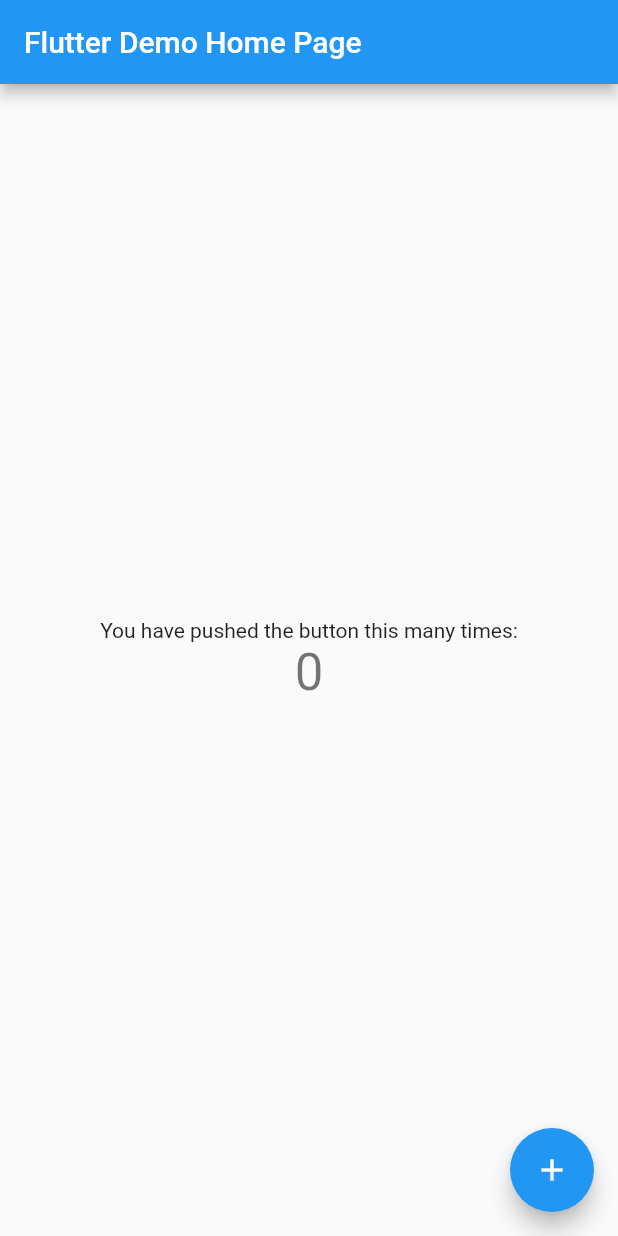
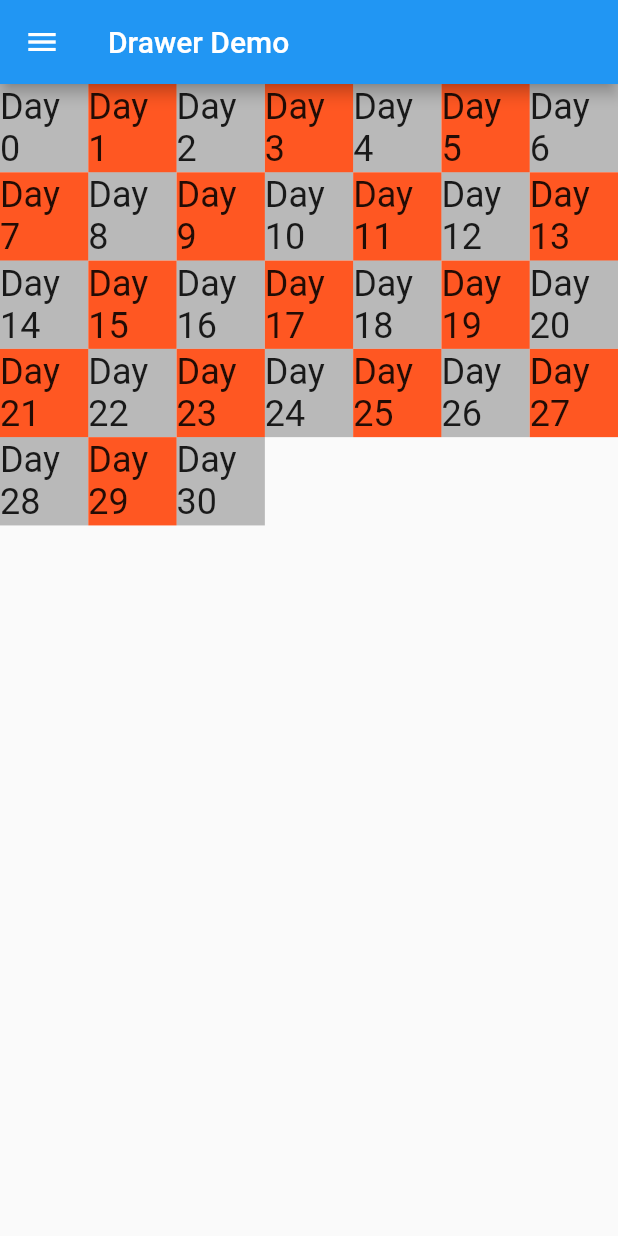
Before and after one commit to easton06/assignment_2, a Flutter app: the screen it shows after launch, on a phone screen of 412 x 824 dp. Run offline on Flutter 3.47's test engine with Material 2 defaults, Android fonts, the phone set to English and light mode, and no system bars.

Commit message:
a basic calendar with text $index

```diff
--- a/lib/main.dart
+++ b/lib/main.dart
@@ -1,115 +1,81 @@
 import 'package:flutter/material.dart';
 
-void main() {
-  runApp(const MyApp());
-}
+void main() => runApp(const MyApp());
 
 class MyApp extends StatelessWidget {
   const MyApp({Key? key}) : super(key: key);
 
-  // This widget is the root of your application.
+  static const appTitle = 'Drawer Demo';
+
   @override
   Widget build(BuildContext context) {
-    return MaterialApp(
-      title: 'Flutter Demo',
-      theme: ThemeData(
-        // This is the theme of your application.
-        //
-        // Try running your application with "flutter run". You'll see the
-        // application has a blue toolbar. Then, without quitting the app, try
-        // changing the primarySwatch below to Colors.green and then invoke
-        // "hot reload" (press "r" in the console where you ran "flutter run",
-        // or simply save your changes to "hot reload" in a Flutter IDE).
-        // Notice that the counter didn't reset back to zero; the application
-        // is not restarted.
-        primarySwatch: Colors.blue,
-      ),
-      home: const MyHomePage(title: 'Flutter Demo Home Page'),
+    return const MaterialApp(
+      title: appTitle,
+      home: MyHomePage(title: appTitle),
     );
   }
 }
 
-class MyHomePage extends StatefulWidget {
+class MyHomePage extends StatelessWidget {
   const MyHomePage({Key? key, required this.title}) : super(key: key);
-
-  // This widget is the home page of your application. It is stateful, meaning
-  // that it has a State object (defined below) that contains fields that affect
-  // how it looks.
-
-  // This class is the configuration for the state. It holds the values (in this
-  // case the title) provided by the parent (in this case the App widget) and
-  // used by the build method of the State. Fields in a Widget subclass are
-  // always marked "final".
 
   final String title;
 
   @override
-  State<MyHomePage> createState() => _MyHomePageState();
-}
-
-class _MyHomePageState extends State<MyHomePage> {
-  int _counter = 0;
-
-  void _incrementCounter() {
-    setState(() {
-      // This call to setState tells the Flutter framework that something has
-      // changed in this State, which causes it to rerun the build method below
-      // so that the display can reflect the updated values. If we changed
-      // _counter without calling setState(), then the build method would not be
-      // called again, and so nothing would appear to happen.
-      _counter++;
-    });
-  }
-
-  @override
   Widget build(BuildContext context) {
-    // This method is rerun every time setState is called, for instance as done
-    // by the _incrementCounter method above.
-    //
-    // The Flutter framework has been optimized to make rerunning build methods
-    // fast, so that you can just rebuild anything that needs updating rather
-    // than having to individually change instances of widgets.
     return Scaffold(
-      appBar: AppBar(
-        // Here we take the value from the MyHomePage object that was created by
-        // the App.build method, and use it to set our appbar title.
-        title: Text(widget.title),
+      appBar: AppBar(title: Text(title)),
+      body: GridView.count(
+        crossAxisCount: 7,
+        children: List.generate(31, (index) {
+          return Container(
+            decoration: BoxDecoration(
+              color: index % 2 == 1 ? Colors.deepOrange : Colors.black26,
+            ),
+            child: Center(
+              child: Text(
+                'Day $index',
+                style: Theme.of(context).textTheme.headline5,
+              ),
+            ),
+          );
+        }),
       ),
-      body: Center(
-        // Center is a layout widget. It takes a single child and positions it
-        // in the middle of the parent.
-        child: Column(
-          // Column is also a layout widget. It takes a list of children and
-          // arranges them vertically. By default, it sizes itself to fit its
-          // children horizontally, and tries to be as tall as its parent.
-          //
-          // Invoke "debug painting" (press "p" in the console, choose the
-          // "Toggle Debug Paint" action from the Flutter Inspector in Android
-          // Studio, or the "Toggle Debug Paint" command in Visual Studio Code)
-          // to see the wireframe for each widget.
-          //
-          // Column has various properties to control how it sizes itself and
-          // how it positions its children. Here we use mainAxisAlignment to
-          // center the children vertically; the main axis here is the vertical
-          // axis because Columns are vertical (the cross axis would be
-          // horizontal).
-          mainAxisAlignment: MainAxisAlignment.center,
-          children: <Widget>[
-            const Text(
-              'You have pushed the button this many times:',
+      drawer: Drawer(
+        // Add a ListView to the drawer. This ensures the user can scroll
+        // through the options in the drawer if there isn't enough vertical
+        // space to fit everything.
+        child: ListView(
+          // Important: Remove any padding from the ListView.
+          padding: EdgeInsets.zero,
+          children: [
+            const DrawerHeader(
+              decoration: BoxDecoration(
+                color: Colors.blue,
+              ),
+              child: Text('Drawer Header'),
             ),
-            Text(
-              '$_counter',
-              style: Theme.of(context).textTheme.headline4,
+            ListTile(
+              title: const Text('Item 1'),
+              onTap: () {
+                // Update the state of the app
+                // ...
+                // Then close the drawer
+                Navigator.pop(context);
+              },
+            ),
+            ListTile(
+              title: const Text('Item 2'),
+              onTap: () {
+                // Update the state of the app
+                // ...
+                // Then close the drawer
+                Navigator.pop(context);
+              },
             ),
           ],
         ),
       ),
-      floatingActionButton: FloatingActionButton(
-        onPressed: _incrementCounter,
-        tooltip: 'Increment',
-        child: const Icon(Icons.add),
-      ), // This trailing comma makes auto-formatting nicer for build methods.
     );
   }
 }
```
